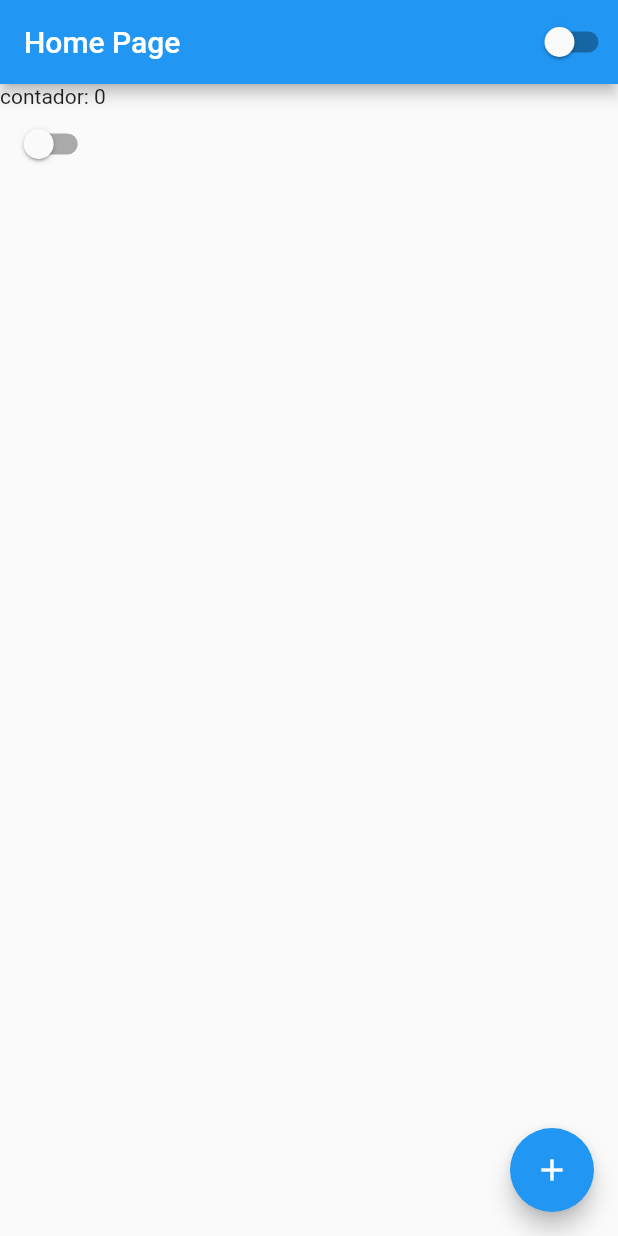
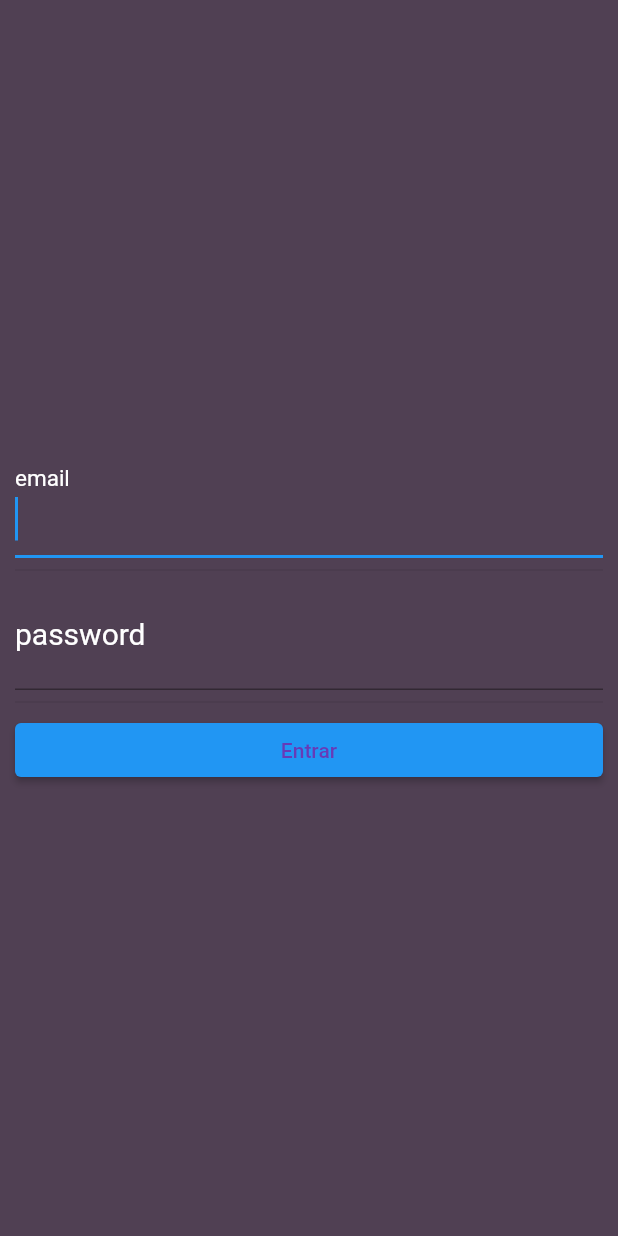
Before and after one commit to lealsilva/projeto_2, a Flutter app: the screen it shows after launch, on a phone screen of 412 x 824 dp. Run offline on Flutter 3.47's test engine with Material 2 defaults, Android fonts, the phone set to English and light mode, and no system bars.

Commit message:
login_page

```diff
--- a/lib/app_widget.dart
+++ b/lib/app_widget.dart
@@ -1,5 +1,6 @@
 import 'package:flutter/material.dart';
 import 'package:projeto_2/app_controller.dart';
+import 'package:projeto_2/login_page.dart';
 
 import 'home_page.dart';
 
@@ -15,7 +16,7 @@ class AppWiget extends StatelessWidget {
         ? Brightness.dark
         : Brightness.light,
         ),
-      home: HomePage(),
+      home: const LoginPage(),
     );
 
     },
--- /dev/null
+++ b/lib/login_page.dart
@@ -0,0 +1,80 @@
+
+// ignore_for_file: avoid_print
+
+import 'package:flutter/material.dart';
+
+class LoginPage extends StatefulWidget {
+  const LoginPage({super.key});
+
+  @override
+  State<LoginPage> createState() => _LoginPageState();
+}
+
+class _LoginPageState extends State<LoginPage> {
+  String email = '';
+  String senha = '';
+
+  @override
+  Widget build(BuildContext context) {
+    return Scaffold (
+      backgroundColor: const Color.fromARGB(255, 80, 64, 83),
+      body: Padding(
+        padding: const EdgeInsets.all(10),
+        child: Center(
+        child:Column(
+          crossAxisAlignment: CrossAxisAlignment.stretch,
+          mainAxisAlignment: MainAxisAlignment.center,
+          children: <Widget>[
+            TextFormField(
+              onChanged: (text){
+                email = text;
+              },
+              autofocus: true,
+              keyboardType: TextInputType.emailAddress,
+              style: const TextStyle(color: Colors.white, fontSize: 25),
+              decoration: const InputDecoration(
+                labelText: 'email',
+                labelStyle: TextStyle(color: Colors.white, fontSize: 20))
+            ),
+            const Divider(),
+            TextFormField(
+              onChanged: (text){
+                senha = text;
+              },
+              keyboardType: TextInputType.text,
+              autofocus: true,
+              obscureText: true,
+              style: const TextStyle(color: Colors.white, fontSize: 25),
+              decoration: const InputDecoration(
+                labelText: 'password',
+                labelStyle: TextStyle(color: Colors.white, fontSize: 20)
+              ),
+        ),
+            const Divider(),
+            ButtonTheme(
+            height: 60.0,
+            child: ElevatedButton(
+              onPressed:() => {
+                if(email == 'wilkysdasilvaleal@gmail.com' &&
+                senha == '123') {
+                  print('correto'),
+                }else{
+                 print('errado')
+                }
+              },
+              child: const Text(
+                'Entrar',
+                style: TextStyle(color: Colors.deepPurple),
+              ),
+            ),
+            )
+
+        ],
+        ),
+        ),
+      ),
+    );
+  }
+
+
+}
```
